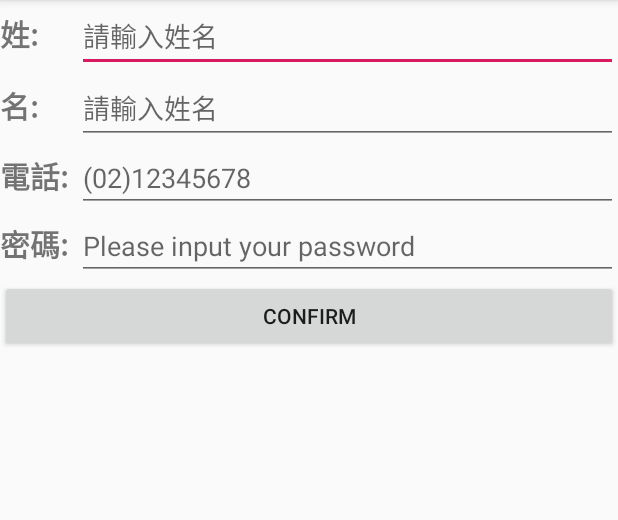
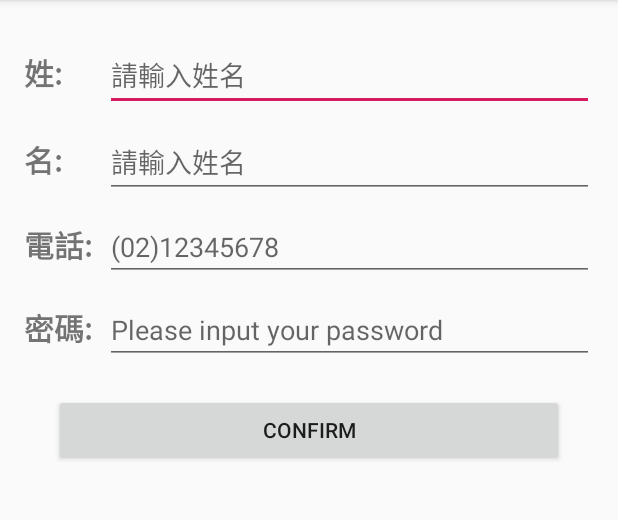
Before and after one commit to DerrickPikachu/LinearLayoutPractice, an Android app: the screen it shows after launch (MainActivity), on a phone screen of 412 x 824 dp, the part 84-604 px from its top. Run offline under Robolectric (Android 15) with nearby library versions, the phone set to English and light mode, and no system bars.

Commit message:
Layout adjcent 2

```diff
--- a/app/src/main/res/layout/activity_main.xml
+++ b/app/src/main/res/layout/activity_main.xml
@@ -5,18 +5,20 @@
     android:layout_width="match_parent"
     android:layout_height="match_parent"
     android:orientation="vertical"
+    android:padding="16dp"
     tools:context=".MainActivity">
 
     <LinearLayout
         android:layout_width="match_parent"
         android:layout_height="wrap_content"
+        android:layout_marginTop="10dp"
         android:orientation="horizontal">
 
         <TextView
             android:id="@+id/textView"
             android:layout_width="0dp"
             android:layout_height="wrap_content"
-            android:layout_weight="1"
+            android:layout_weight="2"
             android:text="@string/first_name"
             android:textSize="20sp"
             android:textStyle="bold" />
@@ -25,24 +27,26 @@
             android:id="@+id/firstName"
             android:layout_width="0dp"
             android:layout_height="wrap_content"
-            android:layout_weight="7"
+            android:layout_weight="12"
             android:autofillHints=""
             android:ems="10"
             android:hint="@string/first_name_input"
             android:inputType="textPersonName"
             android:singleLine="true" />
+
     </LinearLayout>
 
     <LinearLayout
         android:layout_width="match_parent"
         android:layout_height="wrap_content"
+        android:layout_marginTop="10dp"
         android:orientation="horizontal">
 
         <TextView
             android:id="@+id/textView2"
             android:layout_width="0dp"
             android:layout_height="wrap_content"
-            android:layout_weight="1"
+            android:layout_weight="2"
             android:text="@string/last_name"
             android:textSize="20sp"
             android:textStyle="bold" />
@@ -51,22 +55,24 @@
             android:id="@+id/lastName"
             android:layout_width="0dp"
             android:layout_height="wrap_content"
-            android:layout_weight="7"
+            android:layout_weight="12"
             android:ems="10"
             android:hint="@string/first_name_input"
             android:inputType="textPersonName" />
+
     </LinearLayout>
 
     <LinearLayout
         android:layout_width="match_parent"
         android:layout_height="wrap_content"
+        android:layout_marginTop="10dp"
         android:orientation="horizontal">
 
         <TextView
             android:id="@+id/textView3"
             android:layout_width="0dp"
             android:layout_height="wrap_content"
-            android:layout_weight="1"
+            android:layout_weight="2"
             android:text="@string/Phone"
             android:textSize="20sp"
             android:textStyle="bold" />
@@ -75,7 +81,7 @@
             android:id="@+id/phone"
             android:layout_width="0dp"
             android:layout_height="wrap_content"
-            android:layout_weight="7"
+            android:layout_weight="12"
             android:ems="10"
             android:hint="@string/phone_input"
             android:inputType="phone"
@@ -86,13 +92,14 @@
     <LinearLayout
         android:layout_width="match_parent"
         android:layout_height="wrap_content"
+        android:layout_marginTop="10dp"
         android:orientation="horizontal">
 
         <TextView
             android:id="@+id/textView5"
             android:layout_width="0dp"
             android:layout_height="wrap_content"
-            android:layout_weight="1"
+            android:layout_weight="2"
             android:text="@string/password"
             android:textSize="20sp"
             android:textStyle="bold" />
@@ -101,17 +108,19 @@
             android:id="@+id/editText"
             android:layout_width="0dp"
             android:layout_height="wrap_content"
-            android:layout_weight="7"
+            android:layout_weight="12"
             android:ems="10"
             android:hint="@string/password_hint"
             android:inputType="textPassword"
             android:singleLine="true" />
+
     </LinearLayout>
 
     <Button
         android:id="@+id/button"
         android:layout_width="match_parent"
         android:layout_height="wrap_content"
+        android:layout_margin="20dp"
         android:onClick="printInformation"
         android:text="@string/confirm" />
 
@@ -120,4 +129,5 @@
         android:layout_width="match_parent"
         android:layout_height="48dp"
         android:textSize="18sp" />
+
 </LinearLayout>
```
